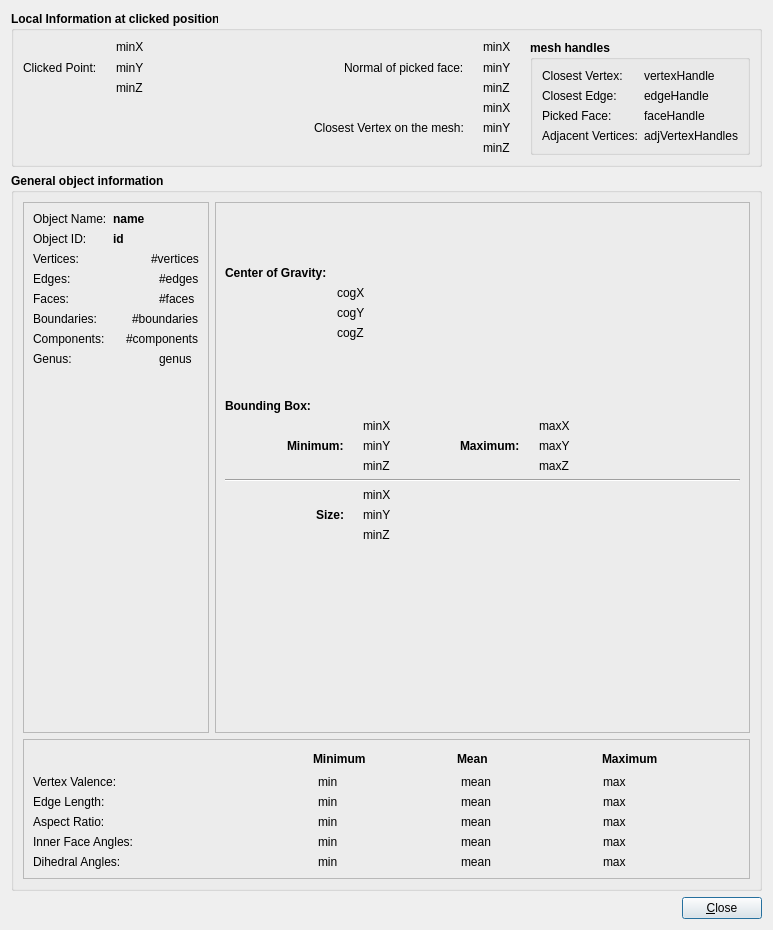
Old version of the form Plugin-Info/infoWidget.ui in the repository ShenRen/OpenFlipper.
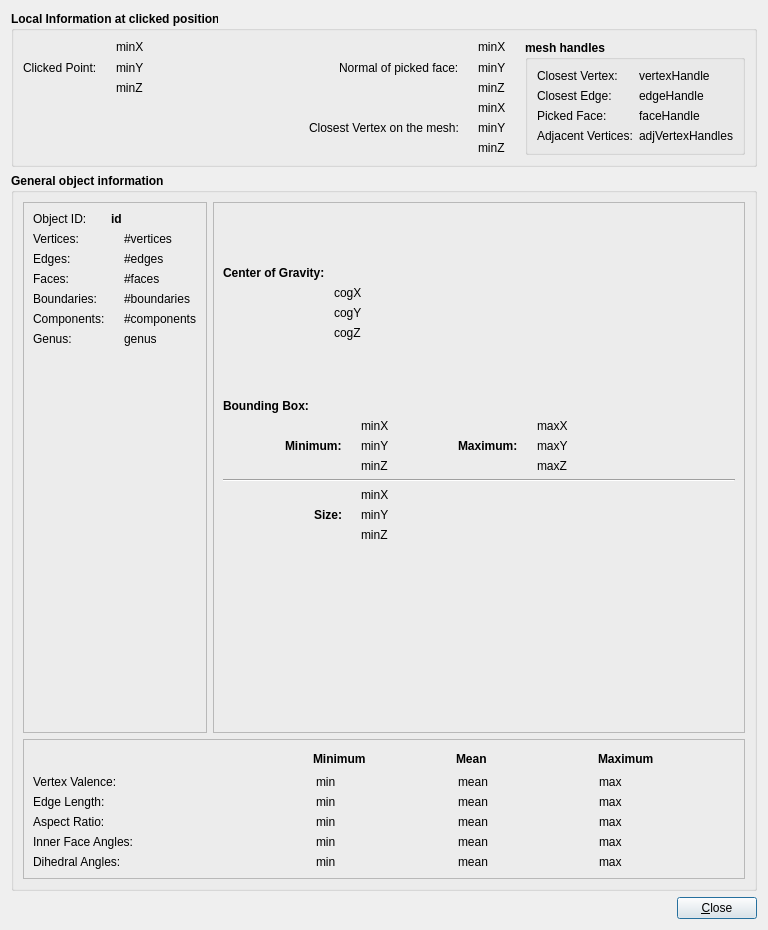
New version of the form. Icons and pictures are not drawn.

```diff
--- a/Plugin-Info/infoWidget.ui
+++ b/Plugin-Info/infoWidget.ui
@@ -6,7 +6,7 @@
    <rect>
     <x>0</x>
     <y>0</y>
-    <width>773</width>
+    <width>768</width>
     <height>930</height>
    </rect>
   </property>
@@ -442,36 +442,10 @@
          <enum>QFrame::Raised</enum>
         </property>
         <layout class="QFormLayout" name="formLayout">
+         <property name="fieldGrowthPolicy">
+          <enum>QFormLayout::ExpandingFieldsGrow</enum>
+         </property>
          <item row="0" column="0">
-          <widget class="QLabel" name="label">
-           <property name="font">
-            <font>
-             <weight>50</weight>
-             <bold>false</bold>
-            </font>
-           </property>
-           <property name="text">
-            <string>Object Name:</string>
-           </property>
-          </widget>
-         </item>
-         <item row="0" column="1">
-          <widget class="QLabel" name="objName">
-           <property name="font">
-            <font>
-             <weight>75</weight>
-             <bold>true</bold>
-            </font>
-           </property>
-           <property name="text">
-            <string>name</string>
-           </property>
-           <property name="margin">
-            <number>0</number>
-           </property>
-          </widget>
-         </item>
-         <item row="1" column="0">
           <widget class="QLabel" name="label_3">
            <property name="font">
             <font>
@@ -484,7 +458,7 @@
            </property>
           </widget>
          </item>
-         <item row="1" column="1">
+         <item row="0" column="1">
           <widget class="QLabel" name="id">
            <property name="font">
             <font>
@@ -497,7 +471,47 @@
            </property>
           </widget>
          </item>
-         <item row="5" column="0">
+         <item row="2" column="0">
+          <widget class="QLabel" name="label_7">
+           <property name="font">
+            <font>
+             <weight>50</weight>
+             <bold>false</bold>
+            </font>
+           </property>
+           <property name="text">
+            <string>Vertices:</string>
+           </property>
+          </widget>
+         </item>
+         <item row="2" column="1">
+          <layout class="QHBoxLayout" name="horizontalLayout_3">
+           <item>
+            <widget class="QLabel" name="verticesIcon">
+             <property name="text">
+              <string/>
+             </property>
+             <property name="pixmap">
+              <pixmap resource="icons.qrc">:/info/dialogIcons/info_vertices.png</pixmap>
+             </property>
+            </widget>
+           </item>
+           <item>
+            <widget class="QLabel" name="vertices">
+             <property name="font">
+              <font>
+               <weight>50</weight>
+               <bold>false</bold>
+              </font>
+             </property>
+             <property name="text">
+              <string>#vertices</string>
+             </property>
+            </widget>
+           </item>
+          </layout>
+         </item>
+         <item row="4" column="0">
           <widget class="QLabel" name="label_9">
            <property name="font">
             <font>
@@ -510,7 +524,7 @@
            </property>
           </widget>
          </item>
-         <item row="5" column="1">
+         <item row="4" column="1">
           <layout class="QHBoxLayout" name="horizontalLayout_4">
            <item>
             <widget class="QLabel" name="label_11">
@@ -537,7 +551,7 @@
            </item>
           </layout>
          </item>
-         <item row="6" column="0">
+         <item row="5" column="0">
           <widget class="QLabel" name="label_8">
            <property name="font">
             <font>
@@ -550,7 +564,7 @@
            </property>
           </widget>
          </item>
-         <item row="6" column="1">
+         <item row="5" column="1">
           <layout class="QHBoxLayout" name="horizontalLayout_5">
            <item>
             <widget class="QLabel" name="label_10">
@@ -577,7 +591,7 @@
            </item>
           </layout>
          </item>
-         <item row="7" column="0">
+         <item row="6" column="0">
           <widget class="QLabel" name="label_5">
            <property name="font">
             <font>
@@ -590,100 +604,7 @@
            </property>
           </widget>
          </item>
-         <item row="8" column="0">
-          <widget class="QLabel" name="label_17">
-           <property name="font">
-            <font>
-             <weight>50</weight>
-             <bold>false</bold>
-            </font>
-           </property>
-           <property name="text">
-            <string>Components:</string>
-           </property>
-          </widget>
-         </item>
-         <item row="9" column="0">
-          <widget class="QLabel" name="label_20">
-           <property name="font">
-            <font>
-             <weight>50</weight>
-             <bold>false</bold>
-            </font>
-           </property>
-           <property name="text">
-            <string>Genus:</string>
-           </property>
-          </widget>
-         </item>
-         <item row="9" column="1">
-          <layout class="QHBoxLayout" name="horizontalLayout_7">
-           <item>
-            <widget class="QLabel" name="genusIcon">
-             <property name="text">
-              <string/>
-             </property>
-             <property name="pixmap">
-              <pixmap resource="icons.qrc">:/info/dialogIcons/info_genus.png</pixmap>
-             </property>
-            </widget>
-           </item>
-           <item>
-            <widget class="QLabel" name="genus">
-             <property name="font">
-              <font>
-               <weight>50</weight>
-               <bold>false</bold>
-              </font>
-             </property>
-             <property name="text">
-              <string>genus</string>
-             </property>
-            </widget>
-           </item>
-          </layout>
-         </item>
-         <item row="3" column="0">
-          <widget class="QLabel" name="label_7">
-           <property name="font">
-            <font>
-             <weight>50</weight>
-             <bold>false</bold>
-            </font>
-           </property>
-           <property name="text">
-            <string>Vertices:</string>
-           </property>
-          </widget>
-         </item>
-         <item row="3" column="1">
-          <layout class="QHBoxLayout" name="horizontalLayout_3">
-           <item>
-            <widget class="QLabel" name="verticesIcon">
-             <property name="text">
-              <string/>
-             </property>
-             <property name="pixmap">
-              <pixmap resource="icons.qrc">:/info/dialogIcons/info_vertices.png</pixmap>
-             </property>
-            </widget>
-           </item>
-           <item>
-            <widget class="QLabel" name="vertices">
-             <property name="font">
-              <font>
-               <weight>50</weight>
-               <bold>false</bold>
-              </font>
-             </property>
-             <property name="text">
-              <string>#vertices</string>
-             </property>
-            </widget>
-           </item>
-          </layout>
-         </item>
-         <item row="7" column="1">
+         <item row="6" column="1">
           <layout class="QHBoxLayout" name="horizontalLayout_6">
            <item>
             <widget class="QLabel" name="label_6">
@@ -710,7 +631,20 @@
            </item>
           </layout>
          </item>
-         <item row="8" column="1">
+         <item row="7" column="0">
+          <widget class="QLabel" name="label_17">
+           <property name="font">
+            <font>
+             <weight>50</weight>
+             <bold>false</bold>
+            </font>
+           </property>
+           <property name="text">
+            <string>Components:</string>
+           </property>
+          </widget>
+         </item>
+         <item row="7" column="1">
           <layout class="QHBoxLayout" name="horizontalLayout_8">
            <item>
             <widget class="QLabel" name="componentsIcon">
@@ -737,6 +671,46 @@
            </item>
           </layout>
          </item>
+         <item row="8" column="0">
+          <widget class="QLabel" name="label_20">
+           <property name="font">
+            <font>
+             <weight>50</weight>
+             <bold>false</bold>
+            </font>
+           </property>
+           <property name="text">
+            <string>Genus:</string>
+           </property>
+          </widget>
+         </item>
+         <item row="8" column="1">
+          <layout class="QHBoxLayout" name="horizontalLayout_7">
+           <item>
+            <widget class="QLabel" name="genusIcon">
+             <property name="text">
+              <string/>
+             </property>
+             <property name="pixmap">
+              <pixmap resource="icons.qrc">:/info/dialogIcons/info_genus.png</pixmap>
+             </property>
+            </widget>
+           </item>
+           <item>
+            <widget class="QLabel" name="genus">
+             <property name="font">
+              <font>
+               <weight>50</weight>
+               <bold>false</bold>
+              </font>
+             </property>
+             <property name="text">
+              <string>genus</string>
+             </property>
+            </widget>
+           </item>
+          </layout>
+         </item>
         </layout>
        </widget>
       </item>
```
Left out of the diff: 2 changed lines with no effect on the pictures.
